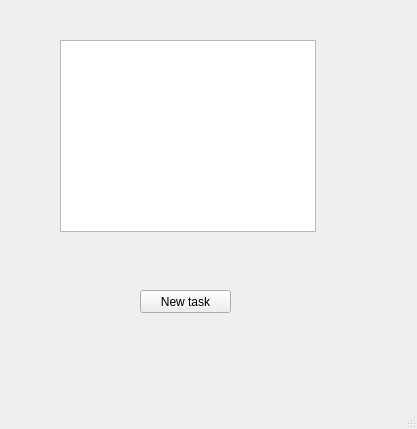
Qt form MainWindow.ui (serzap/todoListApp) before a commit.
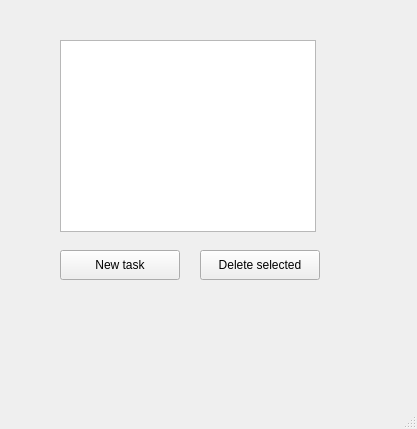
The same form after that commit.

Commit message: added check boxes to tasks when created users can now delete selected item from their task list

```diff
--- a/MainWindow.ui
+++ b/MainWindow.ui
@@ -17,12 +17,18 @@
    <widget class="QPushButton" name="pushButton_NewTask">
     <property name="geometry">
      <rect>
-      <x>140</x>
-      <y>290</y>
-      <width>91</width>
-      <height>23</height>
+      <x>60</x>
+      <y>250</y>
+      <width>120</width>
+      <height>30</height>
      </rect>
     </property>
+    <property name="minimumSize">
+     <size>
+      <width>120</width>
+      <height>30</height>
+     </size>
+    </property>
     <property name="text">
      <string>New task</string>
     </property>
@@ -37,6 +43,25 @@
      </rect>
     </property>
    </widget>
+   <widget class="QPushButton" name="pushButton_DeleteTask">
+    <property name="geometry">
+     <rect>
+      <x>200</x>
+      <y>250</y>
+      <width>120</width>
+      <height>30</height>
+     </rect>
+    </property>
+    <property name="minimumSize">
+     <size>
+      <width>120</width>
+      <height>30</height>
+     </size>
+    </property>
+    <property name="text">
+     <string>Delete selected</string>
+    </property>
+   </widget>
   </widget>
   <widget class="QMenuBar" name="menubar">
    <property name="geometry">
```
Left out of the diff: 2 changed lines with no effect on the pictures. The commit also changes 4 other files.
